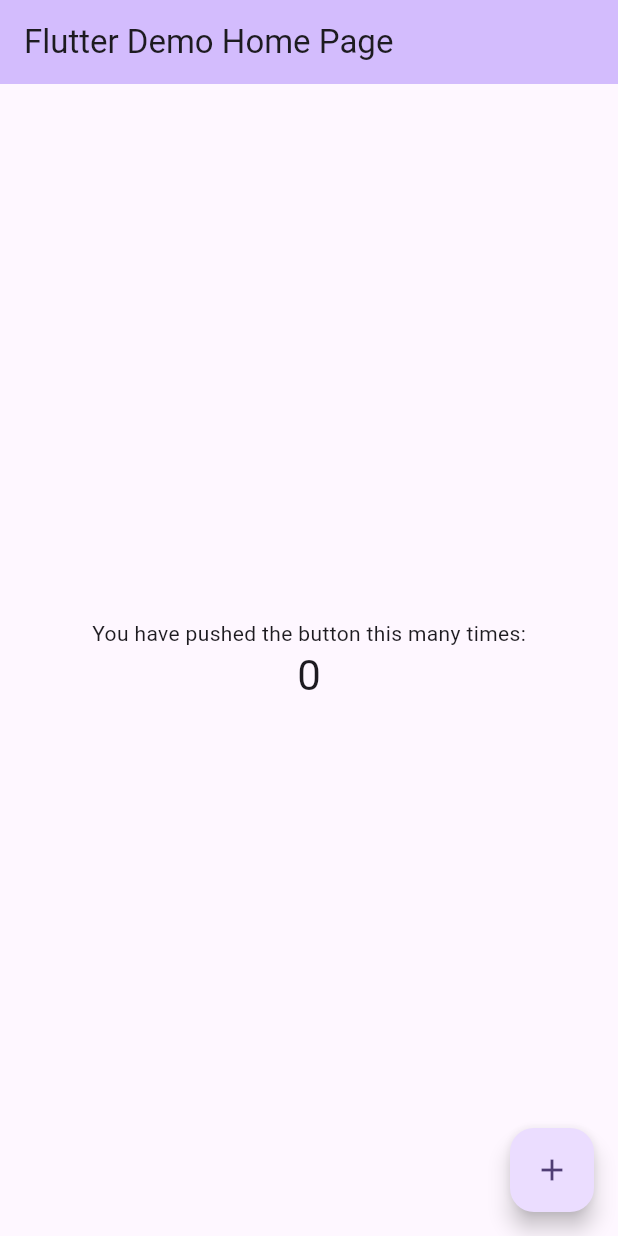
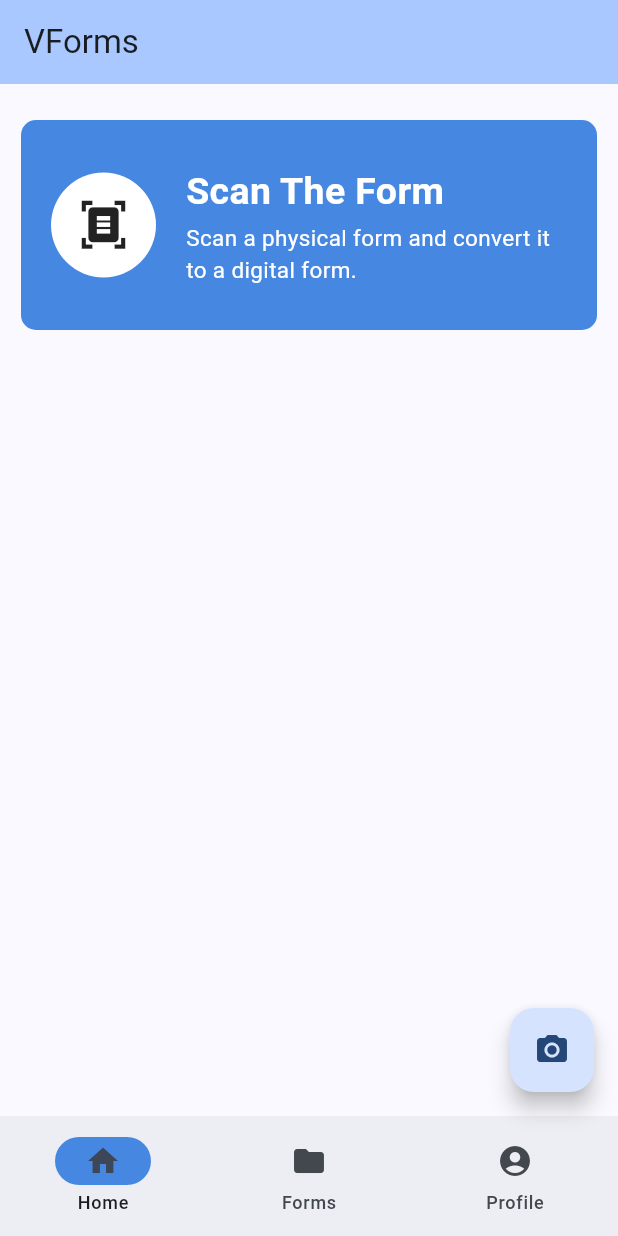
Before and after one commit to RasuwanK/VForms, a Flutter app: the screen it shows after launch, on a phone screen of 412 x 824 dp. Run offline on Flutter 3.47's test engine with Material 3 defaults, Android fonts, the phone set to English and light mode, and no system bars.

Commit message:
feat: Included navigation bar and basic screen transitions

```diff
--- /dev/null
+++ b/lib/components/navbar.dart
@@ -0,0 +1,34 @@
+import 'package:flutter/material.dart';
+
+class Navbar extends StatefulWidget {
+  const Navbar({super.key,required this.setScreen, required this.currentScreen});
+
+  final void Function(int) setScreen;
+  final int currentScreen;
+
+  @override
+  State<StatefulWidget> createState() {
+    // TODO: implement createState
+    return _NavbarState();
+  }
+}
+
+class _NavbarState extends State<Navbar> {
+  // Track the active index
+
+  @override
+  Widget build(BuildContext context) {
+    return NavigationBar(
+      selectedIndex: widget.currentScreen,
+      onDestinationSelected: (int index) {
+        widget.setScreen(index);
+      },
+      indicatorColor: const Color(0xFF4687E1),
+      destinations: const <NavigationDestination>[
+        NavigationDestination(icon: Icon(Icons.home), label: 'Home'),
+        NavigationDestination(icon: Icon(Icons.folder), label: 'Forms'),
+        NavigationDestination(icon: Icon(Icons.account_circle), label: 'Profile')
+      ],
+    );
+  }
+}
--- a/lib/main.dart
+++ b/lib/main.dart
@@ -1,4 +1,7 @@
 import 'package:flutter/material.dart';
+import 'package:vforms/screens/root.dart';
+import 'package:vforms/screens/forms.dart';
+import 'package:vforms/screens/scan.dart';
 
 void main() {
   runApp(const MyApp());
@@ -11,66 +14,13 @@ class MyApp extends StatelessWidget {
   @override
   Widget build(BuildContext context) {
     return MaterialApp(
-      title: 'Flutter Demo',
-      theme: ThemeData(colorScheme: .fromSeed(seedColor: Colors.deepPurple)),
-      home: const MyHomePage(title: 'Flutter Demo Home Page'),
+      title: 'VForms: Convert physical forms to digital forms',
+      theme: ThemeData(
+        colorScheme: ColorScheme.fromSeed(seedColor: const Color(0xFF4687E1)),
+        useMaterial3: true,
+      ),
+      home: RootPage(),
+      //home: const HomePage(),
     );
   }
 }
-
-class MyHomePage extends StatefulWidget {
-  const MyHomePage({super.key, required this.title});
-
-  final String title;
-
-  @override
-  State<MyHomePage> createState() => _MyHomePageState();
-}
-
-class _MyHomePageState extends State<MyHomePage> {
-  int _counter = 0;
-
-  void _incrementCounter() {
-    setState(() {
-      // This call to setState tells the Flutter framework that something has
-      // changed in this State, which causes it to rerun the build method below
-      // so that the display can reflect the updated values. If we changed
-      // _counter without calling setState(), then the build method would not be
-      // called again, and so nothing would appear to happen.
-      _counter++;
-    });
-  }
-
-  @override
-  Widget build(BuildContext context) {
-    // This method is rerun every time setState is called, for instance as done
-    // by the _incrementCounter method above.
-    //
-    // The Flutter framework has been optimized to make rerunning build methods
-    // fast, so that you can just rebuild anything that needs updating rather
-    // than having to individually change instances of widgets.
-    return Scaffold(
-      appBar: AppBar(
-        backgroundColor: Theme.of(context).colorScheme.inversePrimary,
-        title: Text(widget.title),
-      ),
-      body: Center(
-        child: Column(
-          mainAxisAlignment: .center,
-          children: [
-            const Text('You have pushed the button this many times:'),
-            Text(
-              '$_counter',
-              style: Theme.of(context).textTheme.headlineMedium,
-            ),
-          ],
-        ),
-      ),
-      floatingActionButton: FloatingActionButton(
-        onPressed: _incrementCounter,
-        tooltip: 'Increment',
-        child: const Icon(Icons.add),
-      ),
-    );
-  }
-}
--- /dev/null
+++ b/lib/screens/home.dart
@@ -0,0 +1,78 @@
+import 'package:flutter/material.dart';
+
+class HomePage extends StatelessWidget {
+  const HomePage({super.key});
+
+  @override
+  Widget build(BuildContext context) {
+    // TODO: implement build
+    return Padding(
+      padding: const EdgeInsets.only(left: 10, right: 10, top: 20),
+      child: Column(
+        crossAxisAlignment: CrossAxisAlignment.stretch,
+        children: [
+          Card(
+            color: Color(0xFF4687E1),
+            shape: RoundedRectangleBorder(
+              borderRadius: BorderRadius.circular(10.0),
+            ),
+            clipBehavior: Clip.antiAlias,
+            elevation: 0,
+            child: InkWell(
+              onTap: () {
+                // Handle tap event
+              },
+              child: Padding(
+                padding: EdgeInsets.only(
+                  left: 20,
+                  right: 20,
+                  top: 30,
+                  bottom: 30,
+                ),
+                child: Row(
+                  spacing: 20,
+                  children: [
+                    Container(
+                      width: 70,
+                      height: 70,
+                      decoration: BoxDecoration(
+                        color: Colors.white,
+                        shape: BoxShape.circle,
+                      ),
+                      child: Icon(Icons.document_scanner, size: 35),
+                    ),
+                    const Expanded(
+                      child: Column(
+                        mainAxisAlignment: MainAxisAlignment.start,
+                        crossAxisAlignment: CrossAxisAlignment.start,
+                        children: [
+                          Text(
+                            'Scan The Form',
+                            style: TextStyle(
+                              fontSize: 25,
+                              color: Colors.white,
+                              fontWeight: FontWeight.bold,
+                            ),
+                          ),
+                          SizedBox(height: 2),
+                          Text(
+                            'Scan a physical form and convert it to a digital form.',
+                            style: TextStyle(
+                              fontSize: 15,
+                              color: Colors.white,
+                              fontWeight: FontWeight.w400,
+                            ),
+                          ),
+                        ],
+                      ),
+                    ),
+                  ],
+                ),
+              ),
+            ),
+          ),
+        ],
+      ),
+    );
+  }
+}
--- /dev/null
+++ b/lib/screens/root.dart
@@ -0,0 +1,56 @@
+import 'package:flutter/material.dart';
+import 'package:vforms/components/navbar.dart';
+import 'package:vforms/screens/forms.dart';
+import 'package:vforms/screens/home.dart';
+import 'package:vforms/screens/profile.dart';
+
+class RootPage extends StatefulWidget {
+  const RootPage({super.key});
+
+  @override
+  State<StatefulWidget> createState() => _RootPageState();
+}
+
+class _RootPageState extends State<RootPage> {
+  int currentScreen = 0;
+
+  var screens = [
+    HomePage(),
+    FormsPage(),
+    ProfilePage(),
+  ];
+
+  @override
+  void initState() {
+    // TODO: implement initState
+    super.initState();
+
+    currentScreen = 0;
+  }
+
+  @override
+  Widget build(BuildContext context) {
+    return Scaffold(
+      appBar: AppBar(
+        backgroundColor: Theme.of(context).colorScheme.inversePrimary,
+        title: Text('VForms'),
+      ),
+      body: screens[currentScreen],
+      floatingActionButton: FloatingActionButton(
+        onPressed: () {
+          print('Pressed');
+        },
+        tooltip: 'Increment',
+        child: const Icon(Icons.camera_alt),
+      ),
+      bottomNavigationBar: Navbar(
+        currentScreen: currentScreen,
+        setScreen: (int index) {
+          setState(() {
+            currentScreen = index;
+          });
+        },
+      ),
+    );
+  }
+}
--- a/pubspec.yaml
+++ b/pubspec.yaml
@@ -35,6 +35,9 @@ dependencies:
   # Use with the CupertinoIcons class for iOS style icons.
   cupertino_icons: ^1.0.8
   flutter_paddle_ocr: ^0.0.2
+  camera: ^0.12.1
+  path_provider: ^2.1.6
+  path: ^1.9.1
 
 dev_dependencies:
   flutter_test:
```
Also changed, not shown: lib/screens/forms.dart (added, +11 -0 lines), lib/screens/profile.dart (added, +11 -0 lines), lib/screens/scan.dart (added, +11 -0 lines), pubspec.lock, 9 other files.
